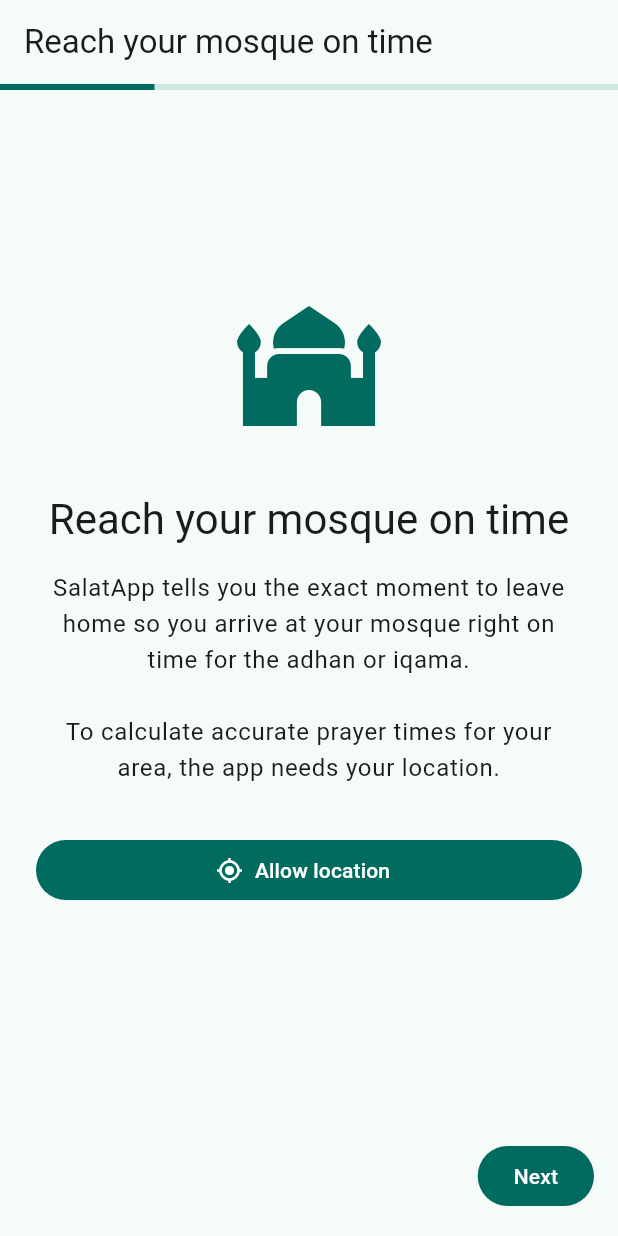
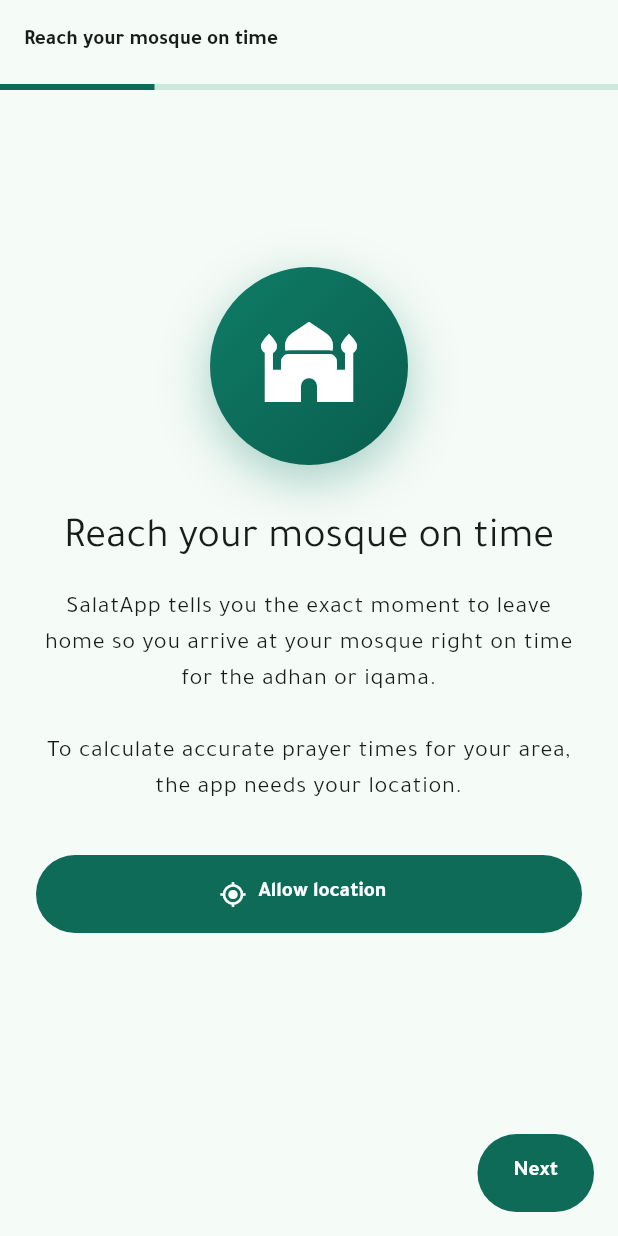
Before and after one commit to MamoonAlmazloom/SalatOnTime, a Flutter app: the screen it shows after launch, on a phone screen of 412 x 824 dp. Run offline on Flutter 3.47's test engine with Material 3 defaults, Android fonts, the phone set to English and light mode, and no system bars; our stand-ins replace flutter_local_notifications, flutter_map, flutter_timezone, geolocator, hijri, latlong2 and 2 more; missing offline and left inert: adhan_dart.

Commit message:
Premium UI: Tajawal type, emerald theme, gradient hero card
- Bundled Tajawal font (Arabic + Latin), weights 400/500/700
- AppTheme: emerald M3 scheme light/dark, rounded cards, styled buttons
- Home hero: gradient card with glow shadow, frosted adhan/iqama panel,
  gold accent under 5 min, red when overdue
- Prayer list rows with per-prayer sun-cycle icons and next-prayer highlight
- Onboarding welcome: gradient circle emblem; location request now bounded
  at 30s with a retry button on denial (fixes endless spinner)

```diff
--- a/lib/main.dart
+++ b/lib/main.dart
@@ -5,6 +5,7 @@
 import 'data/services/location_service.dart';
 import 'data/services/notification_service.dart';
 import 'data/services/routing_service.dart';
+import 'ui/core/app_theme.dart';
 import 'ui/features/home/views/home_screen.dart';
 import 'ui/features/onboarding/view_models/onboarding_view_model.dart';
 import 'ui/features/onboarding/views/onboarding_flow.dart';
@@ -28,15 +29,8 @@
       onGenerateTitle: (context) => AppLocalizations.of(context)!.appTitle,
       localizationsDelegates: AppLocalizations.localizationsDelegates,
       supportedLocales: AppLocalizations.supportedLocales,
-      theme: ThemeData(
-        colorScheme: ColorScheme.fromSeed(seedColor: const Color(0xFF00695C)),
-      ),
-      darkTheme: ThemeData(
-        colorScheme: ColorScheme.fromSeed(
-          seedColor: const Color(0xFF00695C),
-          brightness: Brightness.dark,
-        ),
-      ),
+      theme: AppTheme.light(),
+      darkTheme: AppTheme.dark(),
       home: onboarded
           ? const HomeScreen()
           : OnboardingFlow(
--- /dev/null
+++ b/lib/ui/core/app_theme.dart
@@ -0,0 +1,63 @@
+import 'package:flutter/material.dart';
+
+/// The app's visual identity: deep emerald Material 3 with Tajawal type.
+class AppTheme {
+  static const seed = Color(0xFF0E7C66);
+
+  /// Warm gold accent used for "leave soon" states and highlights.
+  static const gold = Color(0xFFE8B84B);
+
+  static ThemeData light() => _build(Brightness.light);
+  static ThemeData dark() => _build(Brightness.dark);
+
+  static ThemeData _build(Brightness brightness) {
+    final scheme =
+        ColorScheme.fromSeed(seedColor: seed, brightness: brightness);
+    final base = ThemeData(
+      colorScheme: scheme,
+      fontFamily: 'Tajawal',
+    );
+    return base.copyWith(
+      scaffoldBackgroundColor: scheme.surface,
+      appBarTheme: AppBarTheme(
+        backgroundColor: scheme.surface,
+        surfaceTintColor: Colors.transparent,
+        elevation: 0,
+        titleTextStyle: base.textTheme.titleLarge?.copyWith(
+          fontWeight: FontWeight.w700,
+          color: scheme.onSurface,
+        ),
+      ),
+      cardTheme: base.cardTheme.copyWith(
+        elevation: 0,
+        color: scheme.surfaceContainerLow,
+        shape: RoundedRectangleBorder(borderRadius: BorderRadius.circular(24)),
+        margin: EdgeInsets.zero,
+      ),
+      filledButtonTheme: FilledButtonThemeData(
+        style: FilledButton.styleFrom(
+          minimumSize: const Size(64, 52),
+          textStyle: base.textTheme.titleMedium
+              ?.copyWith(fontWeight: FontWeight.w700, fontFamily: 'Tajawal'),
+        ),
+      ),
+      outlinedButtonTheme: OutlinedButtonThemeData(
+        style: OutlinedButton.styleFrom(
+          minimumSize: const Size(64, 48),
+        ),
+      ),
+      dividerTheme: DividerThemeData(
+        color: scheme.outlineVariant.withValues(alpha: 0.4),
+      ),
+    );
+  }
+
+  /// Gradient for the hero countdown card.
+  static LinearGradient heroGradient(ColorScheme scheme) => LinearGradient(
+        begin: Alignment.topLeft,
+        end: Alignment.bottomRight,
+        colors: scheme.brightness == Brightness.light
+            ? [const Color(0xFF0E7C66), const Color(0xFF0A5D4E)]
+            : [const Color(0xFF0A5D4E), const Color(0xFF07473C)],
+      );
+}
--- a/lib/ui/features/onboarding/views/welcome_step.dart
+++ b/lib/ui/features/onboarding/views/welcome_step.dart
@@ -1,6 +1,7 @@
 import 'package:flutter/material.dart';
 import 'package:salat_app/l10n/app_localizations.dart';
 
+import '../../../core/app_theme.dart';
 import '../view_models/onboarding_view_model.dart';
 
 class WelcomeStep extends StatelessWidget {
@@ -24,7 +25,24 @@
             mainAxisAlignment: MainAxisAlignment.center,
             crossAxisAlignment: CrossAxisAlignment.stretch,
             children: [
-          Icon(Icons.mosque, size: 96, color: theme.colorScheme.primary),
+          Center(
+            child: Container(
+              width: 132,
+              height: 132,
+              decoration: BoxDecoration(
+                gradient: AppTheme.heroGradient(theme.colorScheme),
+                shape: BoxShape.circle,
+                boxShadow: [
+                  BoxShadow(
+                    color: AppTheme.seed.withValues(alpha: 0.35),
+                    blurRadius: 28,
+                    offset: const Offset(0, 10),
+                  ),
+                ],
+              ),
+              child: const Icon(Icons.mosque, size: 64, color: Colors.white),
+            ),
+          ),
           const SizedBox(height: 32),
           Text(
             l10n.welcomeTitle,
@@ -54,11 +72,21 @@
                   Text(l10n.locationGranted),
                 ],
               ),
-            LocationState.denied => Text(
-                l10n.locationDeniedNote,
-                style: theme.textTheme.bodyMedium
-                    ?.copyWith(color: theme.colorScheme.error),
-                textAlign: TextAlign.center,
+            LocationState.denied => Column(
+                children: [
+                  Text(
+                    l10n.locationDeniedNote,
+                    style: theme.textTheme.bodyMedium
+                        ?.copyWith(color: theme.colorScheme.error),
+                    textAlign: TextAlign.center,
+                  ),
+                  const SizedBox(height: 12),
+                  OutlinedButton.icon(
+                    onPressed: viewModel.requestLocation,
+                    icon: const Icon(Icons.refresh),
+                    label: Text(l10n.allowLocation),
+                  ),
+                ],
               ),
           },
             ],
```
Also changed, not shown: lib/data/services/location_service.dart (+12 -6 lines), lib/ui/core/prayer_icons.dart (added, +12 -0 lines), lib/ui/features/home/views/home_screen.dart (+100 -35 lines), pubspec.yaml (+9 -0 lines), assets/fonts/Tajawal-Bold.ttf (added), assets/fonts/Tajawal-Medium.ttf (added), assets/fonts/Tajawal-Regular.ttf (added).
